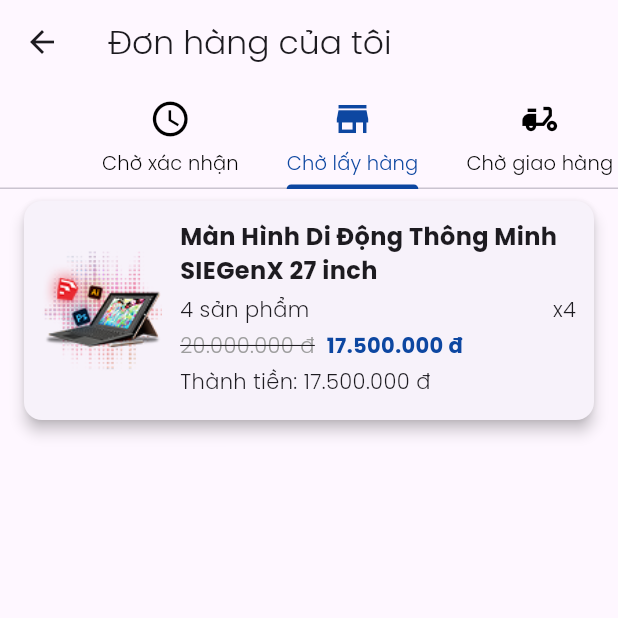
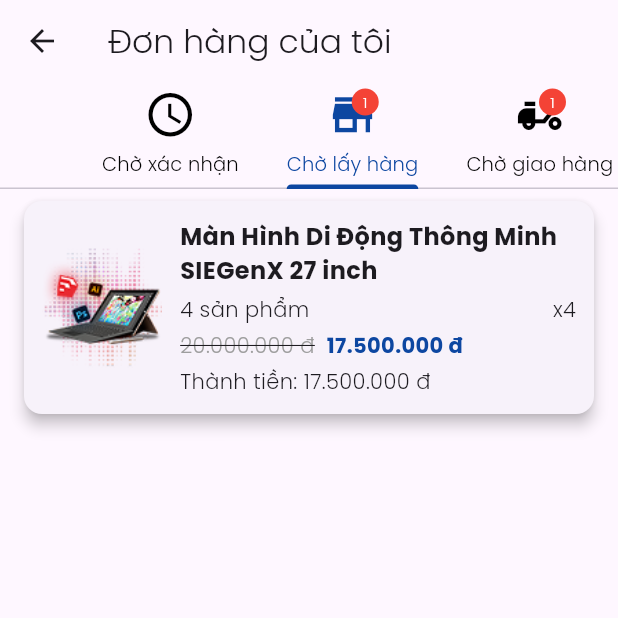
Before and after one commit to adohong4/Mobile-Ecommerce, a Flutter app: the OrderDetailPage screen opened directly, tab 2 chosen, on a phone screen of 412 x 824 dp, the top half of it. Run offline on Flutter 3.47's test engine with Material 3 defaults, Android fonts, the phone set to English and light mode, and no system bars; our stand-ins replace font_awesome_flutter, shared_preferences, socket_io_client; accounts and stored records are empty.

Commit message:
Thông báo trên các tab có sp trong trang chi tiết đơm hàng

```diff
--- a/mobile_app/lib/pages/OrderDetailPage.dart
+++ b/mobile_app/lib/pages/OrderDetailPage.dart
@@ -150,7 +150,6 @@ class _OrderDetailPageState extends State<OrderDetailPage> with SingleTickerProv
                       Text("Thành tiền: $price",
                           style: const TextStyle(
                               fontFamily: 'Poppins', fontWeight: FontWeight.w500)),
-                      const SizedBox(height: 4),
                     ],
                   ),
                 ),
@@ -162,14 +161,12 @@ class _OrderDetailPageState extends State<OrderDetailPage> with SingleTickerProv
                 alignment: Alignment.centerRight,
                 child: ElevatedButton(
                   style: ElevatedButton.styleFrom(
-                      backgroundColor: Color(0xFF0D47A1),
-                      padding: const EdgeInsets.symmetric(
-                          horizontal: 20, vertical: 10)),
+                      backgroundColor: const Color(0xFF0D47A1),
+                      padding: const EdgeInsets.symmetric(horizontal: 20, vertical: 10)),
                   onPressed: () {
                     Navigator.push(
                       context,
-                      MaterialPageRoute(
-                          builder: (context) => const ReviewPage()),
+                      MaterialPageRoute(builder: (context) => const ReviewPage()),
                     );
                   },
                   child: const Text('Đánh giá',
@@ -202,13 +199,17 @@ class _OrderDetailPageState extends State<OrderDetailPage> with SingleTickerProv
     );
   }
 
+  int _getOrderCountForStatus(String status) {
+    return orders.where((order) => order.status == status).length;
+  }
+
   @override
   Widget build(BuildContext context) {
     return Scaffold(
       appBar: AppBar(
         title: const Text('Đơn hàng của tôi', style: TextStyle(fontFamily: 'Poppins')),
         bottom: PreferredSize(
-          preferredSize: const Size.fromHeight(70), // Tăng chiều cao thanh TabBar
+          preferredSize: const Size.fromHeight(70),
           child: TabBar(
             controller: _tabController,
             isScrollable: true,
@@ -216,13 +217,44 @@ class _OrderDetailPageState extends State<OrderDetailPage> with SingleTickerProv
             labelColor: const Color(0xFF0D47A1),
             unselectedLabelColor: Colors.black,
             tabs: List.generate(tabTitles.length, (index) {
+              final count = _getOrderCountForStatus(tabTitles[index]);
               return SizedBox(
-                height: 65, // Tăng chiều cao từng tab
+                height: 70,
                 child: Tab(
                   child: Column(
                     mainAxisAlignment: MainAxisAlignment.center,
                     children: [
-                      Icon(tabIcons[index], size: 28), // Tăng kích thước icon
+                      Stack(
+                        children: [
+                          Icon(tabIcons[index], size: 35),
+                          if (count > 0)
+                            Positioned(
+                              right: 0,
+                              top: 0,
+                              child: Container(
+                                padding: const EdgeInsets.all(2),
+                                decoration: BoxDecoration(
+                                  color: Colors.red,
+                                  borderRadius: BorderRadius.circular(10),
+                                ),
+                                constraints: const BoxConstraints(
+                                  minWidth: 18,
+                                  minHeight: 18,
+                                ),
+                                child: Center(
+                                  child: Text(
+                                    '$count',
+                                    style: const TextStyle(
+                                      color: Colors.white,
+                                      fontSize: 10,
+                                      fontFamily: 'Poppins',
+                                    ),
+                                  ),
+                                ),
+                              ),
+                            ),
+                        ],
+                      ),
                       const SizedBox(height: 6),
                       Text(
                         tabTitles[index],
@@ -239,7 +271,6 @@ class _OrderDetailPageState extends State<OrderDetailPage> with SingleTickerProv
             }),
           ),
         ),
-
       ),
       body: TabBarView(
         controller: _tabController,
--- a/mobile_app/lib/pages/ProfilePage.dart
+++ b/mobile_app/lib/pages/ProfilePage.dart
@@ -176,7 +176,7 @@ class _ProfilePageState extends State<ProfilePage> {
                       trailing: const Text(
                         "Chi tiết",
                         style: TextStyle(
-                          color: Colors.blue,
+                          color: Color(0xFF194689),
                           fontSize: 14,
                           fontFamily: 'Poppins',
                         ),
@@ -205,7 +205,7 @@ class _ProfilePageState extends State<ProfilePage> {
                       trailing: const Text(
                         "Thay đổi địa chỉ",
                         style: TextStyle(
-                          color: Colors.blue,
+                          color: Color(0xFF194689),
                           fontSize: 14,
                           fontFamily: 'Poppins',
                         ),
@@ -227,7 +227,7 @@ class _ProfilePageState extends State<ProfilePage> {
                         height: 48,
                         child: ElevatedButton(
                           style: ElevatedButton.styleFrom(
-                            backgroundColor: Colors.blue[800],
+                            backgroundColor: Color(0xFF194689),
                           ),
                           onPressed: () async {
                             await Provider.of<AuthProvider>(
```
